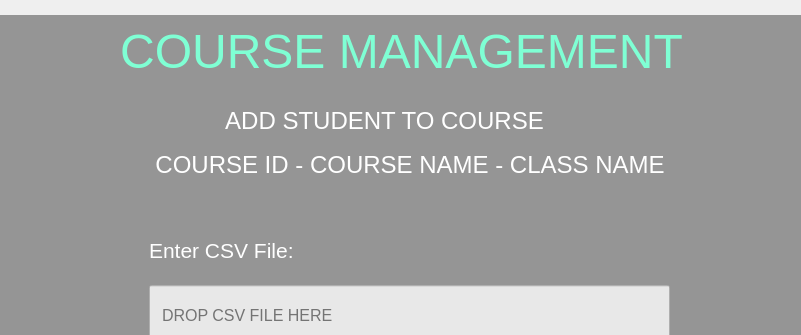
First picture: the form in StudentManagementSystem/mainwindow.ui, repository BuhDuy256/Student-Management-GROUP6-KTLT-23CLC03, before the edit; both pictures show x 354 to 1155 and y 0 to 335 of the 1252 by 726 pixel window.
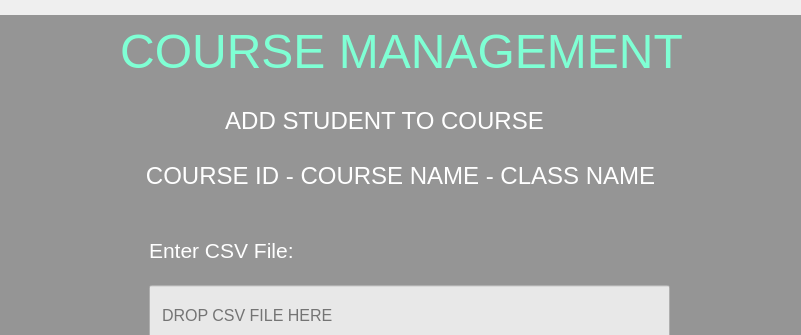
Second picture: the form after the edit. The open tabs and pages were chosen to show the change. Icons and pictures are not drawn.

Commit message:
Change font and font size
Change font size of import and view list of student screen

Patch:
```diff
--- a/StudentManagementSystem/mainwindow.ui
+++ b/StudentManagementSystem/mainwindow.ui
@@ -6425,16 +6425,16 @@
                <widget class="QLabel" name="lb_courseData">
                 <property name="geometry">
                  <rect>
-                  <x>190</x>
+                  <x>151</x>
                   <y>60</y>
-                  <width>582</width>
-                  <height>40</height>
+                  <width>641</width>
+                  <height>61</height>
                  </rect>
                 </property>
                 <property name="maximumSize">
                  <size>
                   <width>16777215</width>
-                  <height>41</height>
+                  <height>100</height>
                  </size>
                 </property>
                 <property name="font">
@@ -6451,6 +6451,9 @@
                 <property name="alignment">
                  <set>Qt::AlignCenter</set>
                 </property>
+                <property name="wordWrap">
+                 <bool>true</bool>
+                </property>
                </widget>
                <widget class="QPushButton" name="button_back_15">
                 <property name="geometry">
```
Left out of the diff: 80 changed lines with no effect on the pictures. The commit also changes 1 other file.
